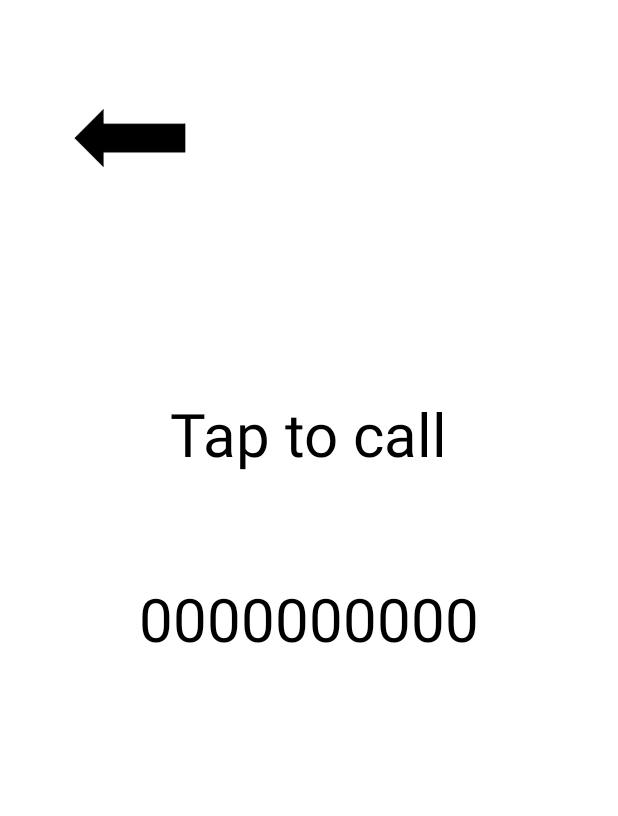
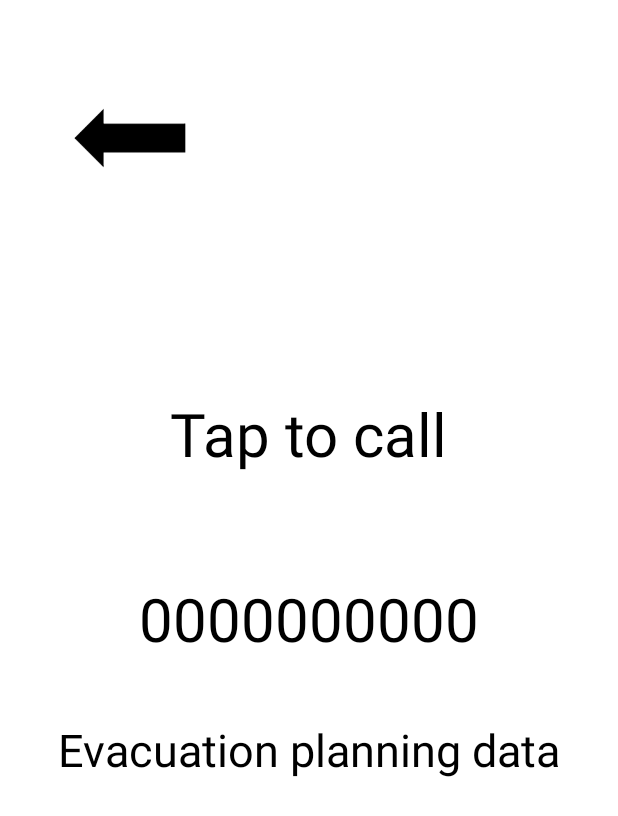
Before and after one commit to Sean-Coll/Sign_In_Register, an Android app: the HelpActivity screen opened directly, with no data from a screen before it, on a phone screen of 412 x 824 dp. Shown: the top 816 px of the screen. Run offline under Robolectric (Android 15) with nearby library versions, the phone set to English and light mode, and no system bars.

Commit message:
Added text for evacuation planning data. This is just placeholder until the layout gets changed.

```diff
--- a/app/src/main/res/layout/help_page.xml
+++ b/app/src/main/res/layout/help_page.xml
@@ -42,5 +42,17 @@
         app:layout_constraintStart_toStartOf="parent"
         app:layout_constraintTop_toTopOf="parent"/>
 
+    <TextView
+        android:id="@+id/Evac_Message"
+        android:layout_width="wrap_content"
+        android:layout_height="wrap_content"
+        android:layout_marginTop="40dp"
+        android:textSize="30sp"
+        android:textColor="#000000"
+        android:text="@string/evac_message"
+        app:layout_constraintTop_toBottomOf="@id/Phone_No"
+        app:layout_constraintStart_toStartOf="parent"
+        app:layout_constraintEnd_toEndOf="parent"/>
+
 
 </androidx.constraintlayout.widget.ConstraintLayout>
--- a/app/src/main/res/values/strings.xml
+++ b/app/src/main/res/values/strings.xml
@@ -14,4 +14,5 @@
     <string name="say_name">Say your name</string>
     <string name="tap_to_call">Tap to call</string>
     <string name="loginCD">Login symbol. Tap to login</string>
+    <string name="evac_message">Evacuation planning data</string>
 </resources>
```
Also changed, not shown: 25 other files.
